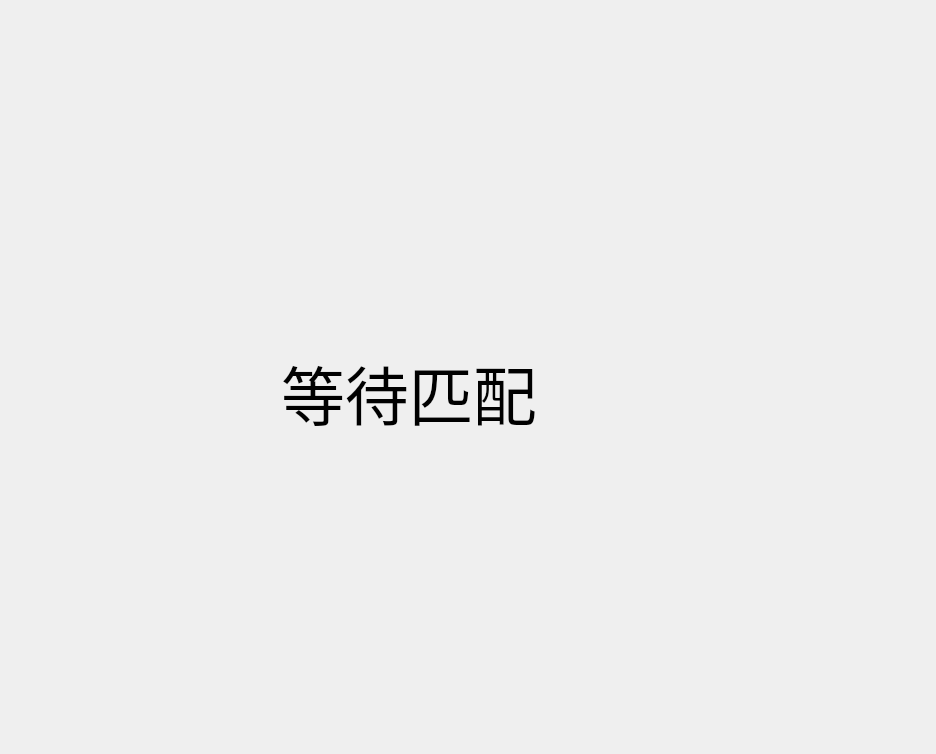
This is testWidget/PVP.ui in hg-hg/2019-DungeonNStones as Qt 5 draws it before an edit. The edited form follows.
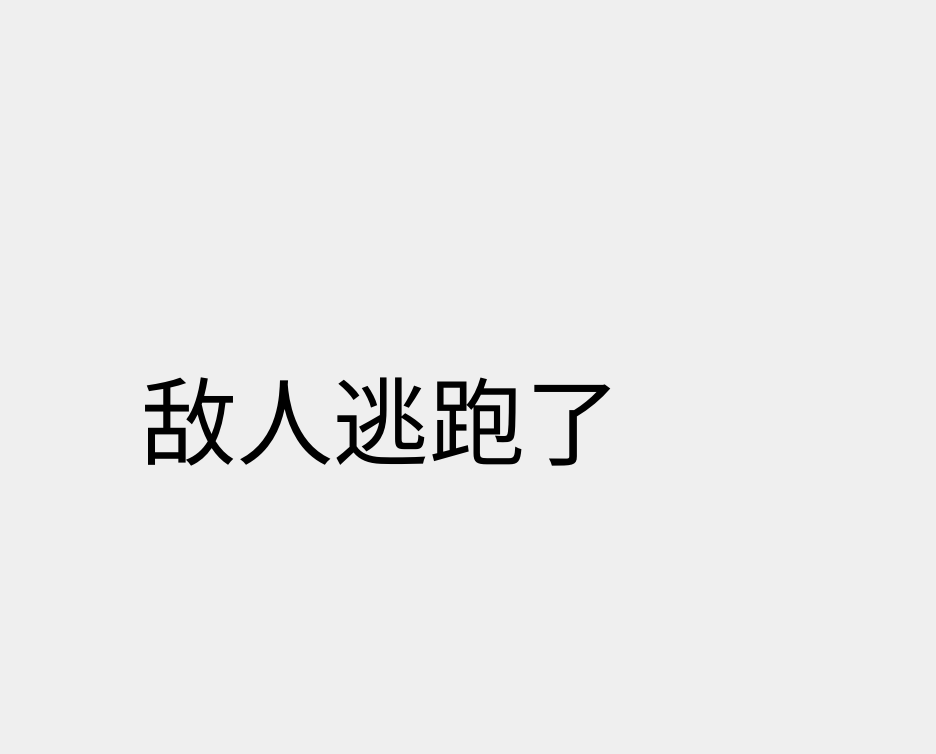
This is the edited form. Custom widgets are drawn as their Qt base class.

```diff
--- a/testWidget/PVP.ui
+++ b/testWidget/PVP.ui
@@ -16,6 +16,9 @@
   <layout class="QGridLayout" name="gridLayout">
    <item row="0" column="0">
     <widget class="QStackedWidget" name="stack">
+     <property name="currentIndex">
+      <number>2</number>
+     </property>
      <widget class="QWidget" name="waiting">
       <widget class="QLabel" name="label">
        <property name="geometry">
@@ -38,6 +41,27 @@
       </widget>
      </widget>
      <widget class="GameBoard" name="playing"/>
+     <widget class="QWidget" name="disconnect">
+      <widget class="QLabel" name="enemyDisconnect">
+       <property name="geometry">
+        <rect>
+         <x>130</x>
+         <y>270</y>
+         <width>701</width>
+         <height>271</height>
+        </rect>
+       </property>
+       <property name="font">
+        <font>
+         <family>Adobe Arabic</family>
+         <pointsize>72</pointsize>
+        </font>
+       </property>
+       <property name="text">
+        <string>敌人逃跑了</string>
+       </property>
+      </widget>
+     </widget>
     </widget>
    </item>
   </layout>
```
Left out of the diff: 2 changed lines with no effect on the pictures.
